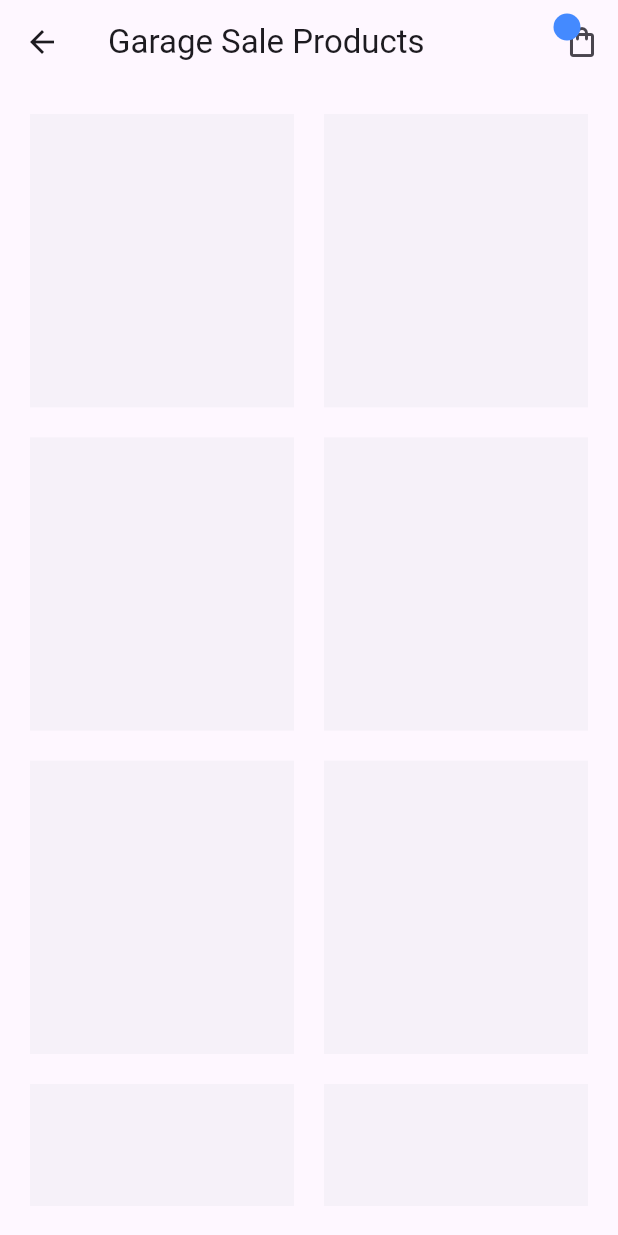
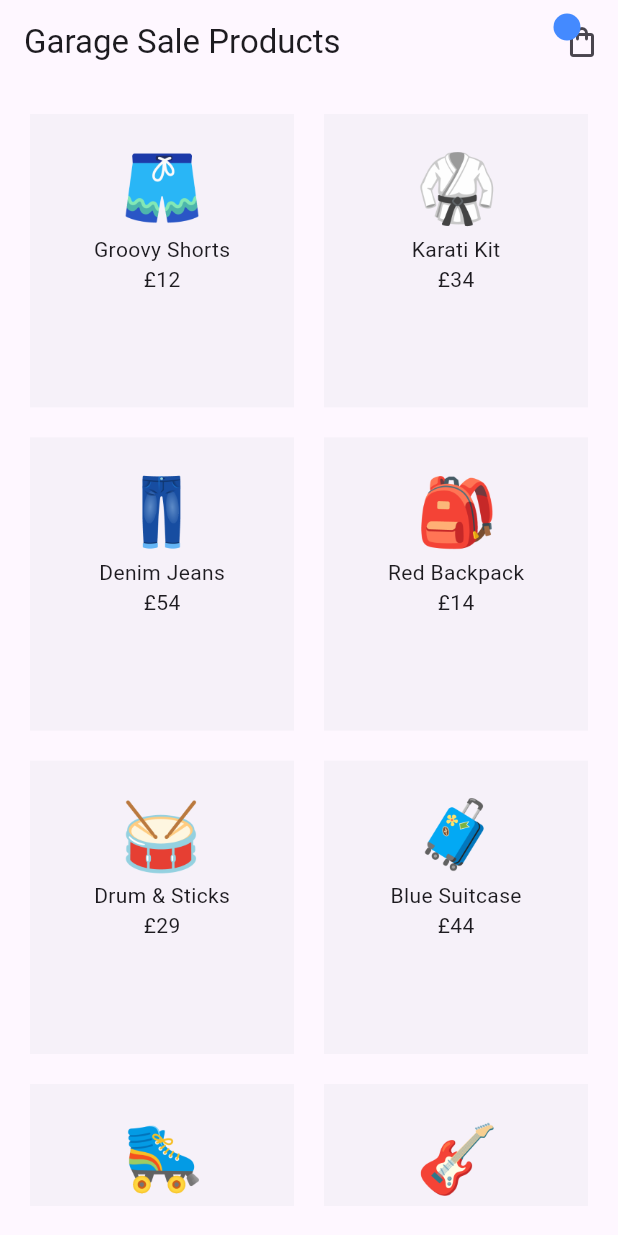
Before and after one commit to zaki1003/Flutter-Riverpod-Clean-Architecture, a Flutter app: the HomeScreen screen opened directly, on a phone screen of 412 x 824 dp. Run offline on Flutter 3.47's test engine with Material 3 defaults, Android fonts, the phone set to English and light mode, and no system bars; our stand-ins replace flutter_riverpod, riverpod_annotation.

Commit message:
Adding Provider

```diff
--- /dev/null
+++ b/lib/providers/products_provider.dart
@@ -0,0 +1,62 @@
+import 'package:flutter_riverpod_clean_architecture/models/product.dart'
+    show Product;
+import 'package:riverpod_annotation/riverpod_annotation.dart' show Provider;
+
+const List<Product> allProducts = [
+  Product(
+    id: '1',
+    title: 'Groovy Shorts',
+    price: 12,
+    image: 'assets/products/shorts.png',
+  ),
+  Product(
+    id: '2',
+    title: 'Karati Kit',
+    price: 34,
+    image: 'assets/products/karati.png',
+  ),
+  Product(
+    id: '3',
+    title: 'Denim Jeans',
+    price: 54,
+    image: 'assets/products/jeans.png',
+  ),
+  Product(
+    id: '4',
+    title: 'Red Backpack',
+    price: 14,
+    image: 'assets/products/backpack.png',
+  ),
+  Product(
+    id: '5',
+    title: 'Drum & Sticks',
+    price: 29,
+    image: 'assets/products/drum.png',
+  ),
+  Product(
+    id: '6',
+    title: 'Blue Suitcase',
+    price: 44,
+    image: 'assets/products/suitcase.png',
+  ),
+  Product(
+    id: '7',
+    title: 'Roller Skates',
+    price: 52,
+    image: 'assets/products/skates.png',
+  ),
+  Product(
+    id: '8',
+    title: 'Electric Guitar',
+    price: 79,
+    image: 'assets/products/guitar.png',
+  ),
+];
+
+final productsProvider = Provider((ref) {
+  return allProducts;
+});
+
+final reducedProductsProvider = Provider((ref) {
+  return allProducts.where((p) => p.price < 50).toList();
+});
--- a/lib/screens/home/home_screen.dart
+++ b/lib/screens/home/home_screen.dart
@@ -1,11 +1,16 @@
 import 'package:flutter/material.dart';
+import 'package:flutter_riverpod_clean_architecture/providers/products_provider.dart';
 import 'package:flutter_riverpod_clean_architecture/shared/cart_icon.dart';
 
-class HomeScreen extends StatelessWidget {
+import 'package:flutter_riverpod/flutter_riverpod.dart';
+
+class HomeScreen extends ConsumerWidget {
   const HomeScreen({super.key});
 
   @override
-  Widget build(BuildContext context) {
+  Widget build(BuildContext context, WidgetRef ref) {
+    final allProducts = ref.watch(productsProvider);
+
     return Scaffold(
       appBar: AppBar(
         title: const Text('Garage Sale Products'),
@@ -14,7 +19,7 @@
       body: Padding(
         padding: const EdgeInsets.all(20),
         child: GridView.builder(
-          itemCount: 8,
+          itemCount: allProducts.length,
           gridDelegate: const SliverGridDelegateWithFixedCrossAxisCount(
             crossAxisCount: 2,
             mainAxisSpacing: 20,
@@ -25,6 +30,13 @@
             return Container(
               padding: const EdgeInsets.all(20),
               color: Colors.blueGrey.withOpacity(0.05),
+              child: Column(
+                children: [
+                  Image.asset(allProducts[index].image, width: 60, height: 60),
+                  Text(allProducts[index].title),
+                  Text('£${allProducts[index].price}'),
+                ],
+              ),
             );
           },
         ),
```
Also changed, not shown: lib/main.dart (+4 -103 lines), lib/models/product.dart (+6 -1 lines), pubspec.yaml (+6 -12 lines), assets/products/backpack.png (added), assets/products/drum.png (added), assets/products/guitar.png (added), assets/products/jeans.png (added), assets/products/karati.png (added), assets/products/shorts.png (added), assets/products/skates.png (added), assets/products/suitcase.png (added), pubspec.lock.
